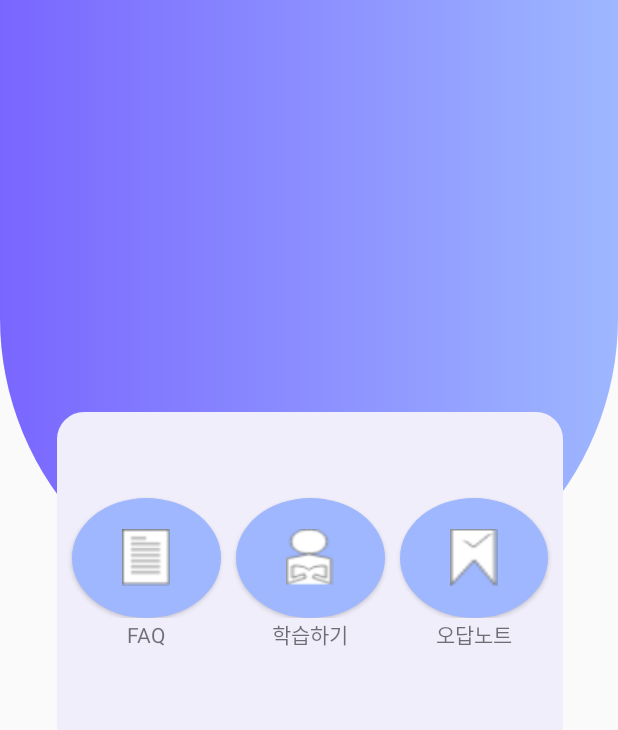
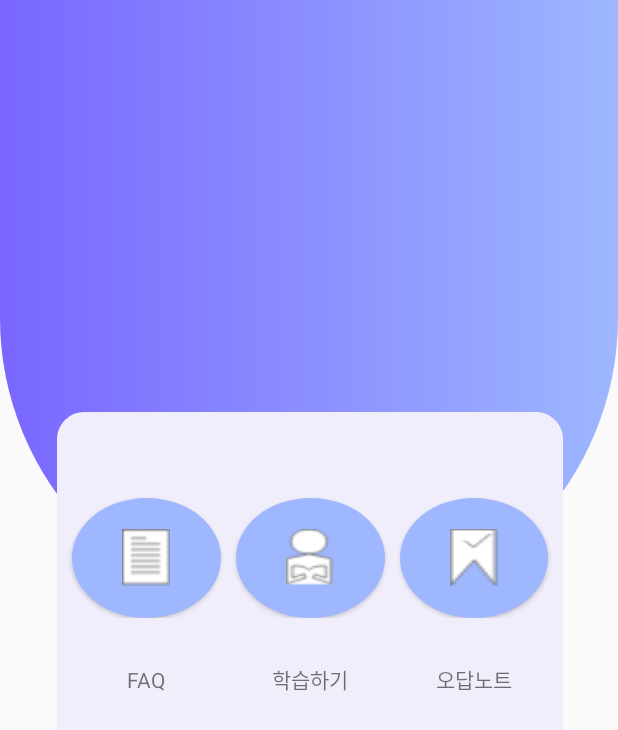
Before and after one commit to yunjaena/A-plus-maker, an Android app: the screen it shows after launch (MainActivity), on a phone screen of 412 x 824 dp. Shown: the top 730 px of the screen. Run offline under Robolectric (Android 15) with nearby library versions, the phone set to English and light mode, and no system bars.

Commit message:
Adjust textview position

```diff
--- a/aplusmaker/app/src/main/res/layout/activity_main.xml
+++ b/aplusmaker/app/src/main/res/layout/activity_main.xml
@@ -148,7 +148,7 @@
                             android:layout_width="match_parent"
                             android:layout_height="wrap_content"
                             android:layout_weight="1"
-                            android:layout_gravity="top"
+                            android:layout_marginTop="30dp"
                             android:gravity="center"
                             android:text="FAQ" />
                         <TextView
@@ -160,7 +160,7 @@
                             android:layout_width="match_parent"
                             android:layout_height="wrap_content"
                             android:layout_weight="1"
-                            android:layout_gravity="top"
+                            android:layout_marginTop="30dp"
                             android:gravity="center"
                             android:text="학습하기" />
                         <TextView
@@ -172,7 +172,7 @@
                             android:layout_width="match_parent"
                             android:layout_height="wrap_content"
                             android:layout_weight="1"
-                            android:layout_gravity="top"
+                            android:layout_marginTop="30dp"
                             android:gravity="center"
                             android:text="오답노트" />
 
```
